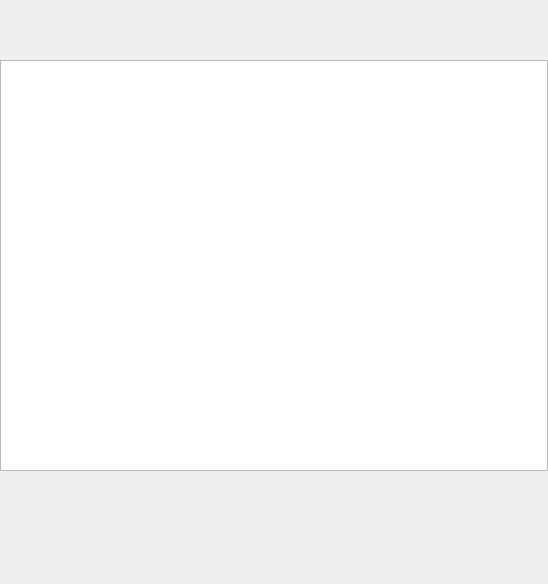
The window that src/app/chat/ChatFunc.ui (gonghf95/g5c) describes before a commit, drawn with Qt 5.
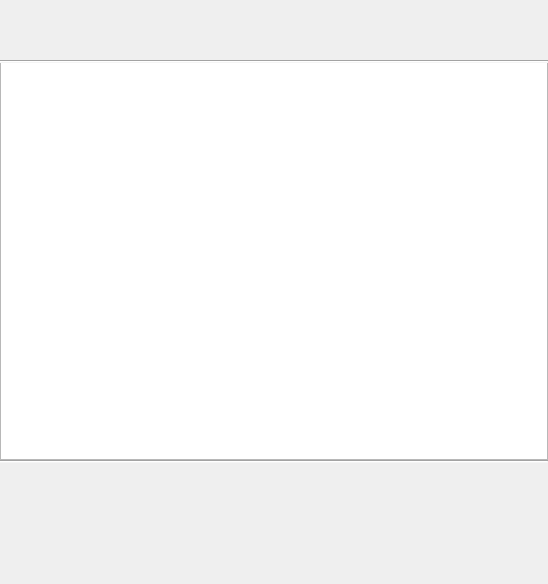
The same window after the commit. Custom widgets are drawn as their Qt base class.

```diff
--- a/src/app/chat/ChatFunc.ui
+++ b/src/app/chat/ChatFunc.ui
@@ -19,10 +19,42 @@
      <x>0</x>
      <y>60</y>
      <width>548</width>
-     <height>411</height>
+     <height>400</height>
     </rect>
    </property>
   </widget>
+  <widget class="Line" name="line">
+   <property name="geometry">
+    <rect>
+     <x>0</x>
+     <y>60</y>
+     <width>548</width>
+     <height>3</height>
+    </rect>
+   </property>
+   <property name="styleSheet">
+    <string notr="true">background-color:rgb(245,245,245);</string>
+   </property>
+   <property name="orientation">
+    <enum>Qt::Horizontal</enum>
+   </property>
+  </widget>
+  <widget class="Line" name="line_2">
+   <property name="geometry">
+    <rect>
+     <x>0</x>
+     <y>460</y>
+     <width>548</width>
+     <height>3</height>
+    </rect>
+   </property>
+   <property name="styleSheet">
+    <string notr="true">background-color:rgb(245,245,245);</string>
+   </property>
+   <property name="orientation">
+    <enum>Qt::Horizontal</enum>
+   </property>
+  </widget>
  </widget>
  <customwidgets>
   <customwidget>
```
